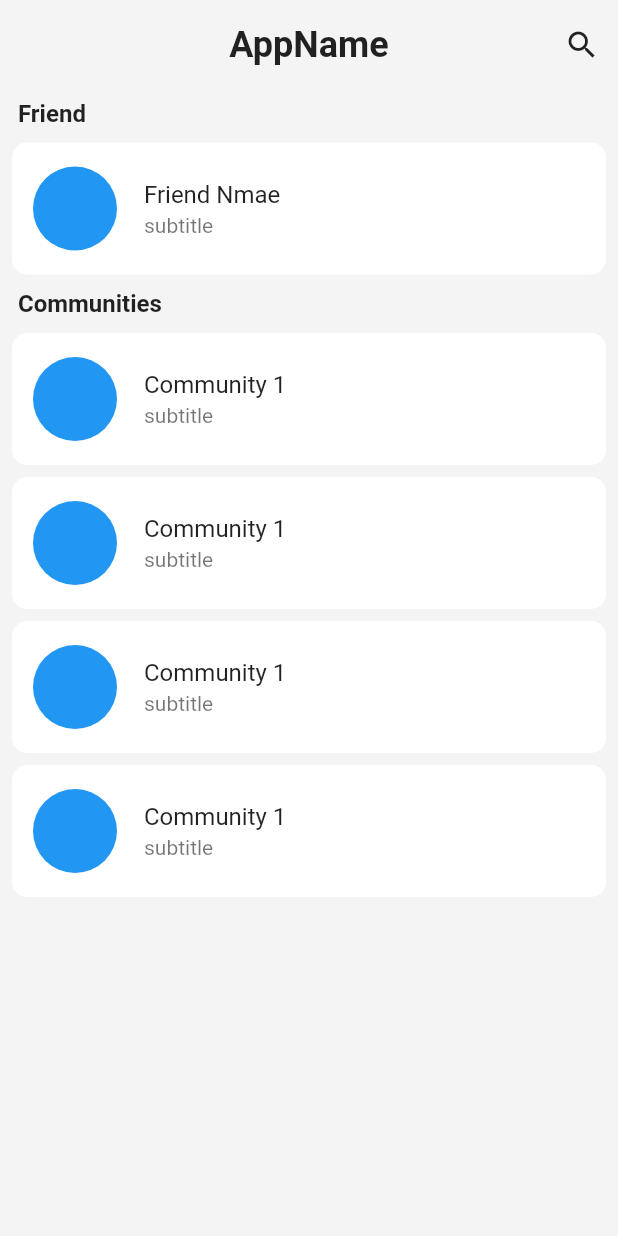
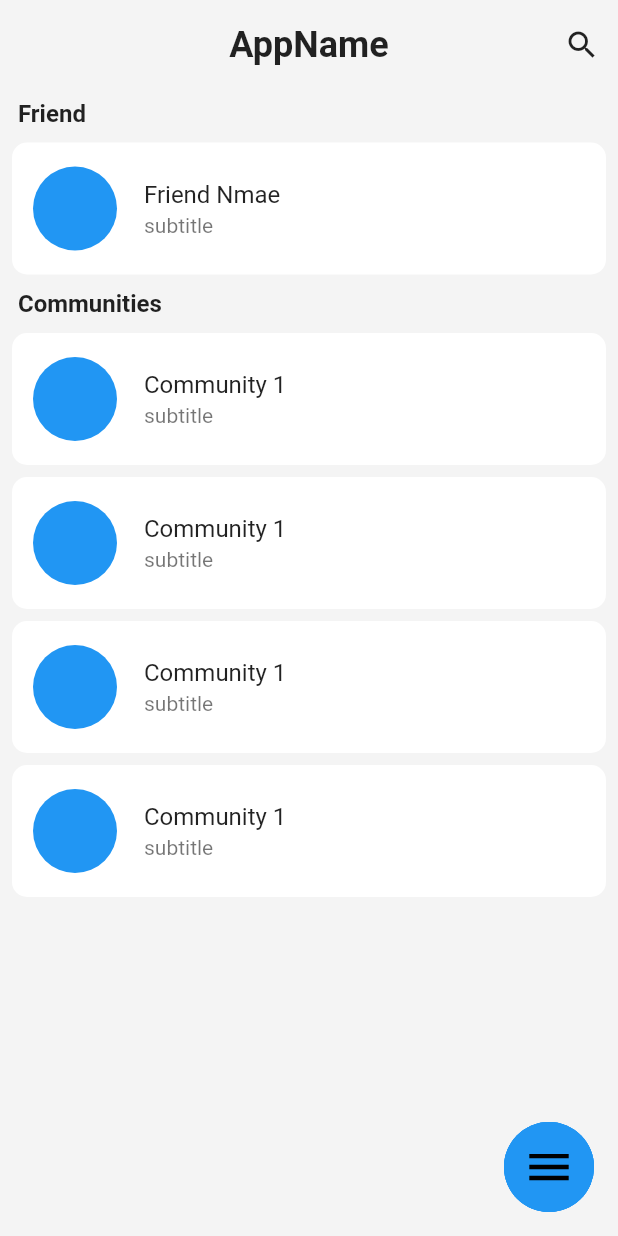
Before and after one commit to MohdShibin/Community-Building-App, a Flutter app: the screen it shows after launch, on a phone screen of 412 x 824 dp. Run offline on Flutter 3.47's test engine with Material 2 defaults, Android fonts, the phone set to English and light mode, and no system bars.

Commit message:
Created a circular menu button

```diff
--- /dev/null
+++ b/lib/components/circular_menu_button.dart
@@ -0,0 +1,140 @@
+import 'package:flutter/material.dart';
+import 'dart:math';
+
+const double buttonSize = 60.0;
+
+class CircularMenuButton extends StatefulWidget {
+  const CircularMenuButton({Key? key}) : super(key: key);
+
+  @override
+  State<CircularMenuButton> createState() => _CircularMenuButtonState();
+}
+
+class _CircularMenuButtonState extends State<CircularMenuButton>
+    with SingleTickerProviderStateMixin {
+  late AnimationController controller;
+
+  @override
+  void initState() {
+    super.initState();
+    controller = AnimationController(
+      duration: const Duration(milliseconds: 200),
+      vsync: this,
+    );
+  }
+
+  @override
+  void dispose() {
+    controller.dispose();
+    super.dispose();
+  }
+
+  @override
+  Widget build(BuildContext context) => Flow(
+        delegate: FlowMenuDelegate(controller: controller),
+        children: [
+          buildButton(Icons.person_add),
+          buildButton(Icons.settings),
+          buildButton(Icons.person),
+          buildAnimatedButton(AnimatedIcons.menu_close),
+        ]//.map<Widget>(buildButton).toList(),
+      );
+
+/*
+  Widget buildButton(IconData icon) =>
+      InkWell(
+        onTap: () {
+          if(controller.status == AnimationStatus.completed) {
+            controller.reverse();
+          } else {
+            controller.forward();
+          }
+        },
+        child: Container(
+          width: buttonSize,
+          height: buttonSize,
+          color: Colors.deepPurple,
+          child: Icon(
+            icon,
+            color: Colors.black,
+            size: 35,
+          ),
+        ),
+      );
+}
+*/
+  Widget buildButton(IconData icon) => SizedBox(
+        width: buttonSize,
+        height: buttonSize,
+        child: FloatingActionButton(
+          elevation: 0,
+          child: Icon(
+            icon,
+            color: Colors.black,
+            size: 35,
+          ),
+          isExtended: true,
+          onPressed: () {
+          },
+        ),
+      );
+
+  Widget buildAnimatedButton(AnimatedIconData icon) => SizedBox(
+        width: buttonSize,
+        height: buttonSize,
+        child: FloatingActionButton(
+          elevation: 0,
+          child: AnimatedIcon(
+            icon: icon,
+            progress: controller,
+            color: Colors.black,
+            size: 35,
+           ),
+          isExtended: true,
+          onPressed: () {
+            if (controller.status == AnimationStatus.completed) {
+              controller.reverse();
+            } else {
+              controller.forward();
+            }
+          },
+        ),
+      );
+}
+
+class FlowMenuDelegate extends FlowDelegate {
+  final Animation<double> controller;
+
+  const FlowMenuDelegate({required this.controller})
+      : super(repaint: controller);
+
+  @override
+  void paintChildren(FlowPaintingContext context) {
+    final size = context.size;
+    final xStart = size.width - buttonSize;
+    final yStart = size.height - buttonSize;
+
+    final n = context.childCount;
+    for (int i = 0; i < n; i++) {
+      final isLastItem = i == context.childCount - 1;
+      final setValue = (value) => isLastItem ? 0.0 : value;
+
+      final radius = 140 * controller.value;
+
+      final theta = i * pi * 0.5 / (n - 2);
+      final x = xStart - setValue(radius * cos(theta));
+      final y = yStart - setValue(radius * sin(theta));
+
+      context.paintChild(
+        i,
+        transform: Matrix4.identity()..translate(x, y, 0)
+        ..translate(buttonSize/2,buttonSize/2)
+        //..rotateZ((isLastItem ? 180 * (1-controller.value) *pi : 0.0 )/180)
+        ..translate(-buttonSize/2,-buttonSize/2),
+      );
+    }
+  }
+
+  @override
+  bool shouldRepaint(FlowMenuDelegate oldDelegate) => false;
+}
--- a/lib/home_page.dart
+++ b/lib/home_page.dart
@@ -1,3 +1,4 @@
+import '../components/circular_menu_button.dart';
 import '../components/chat_list_item.dart';
 import 'package:flutter/material.dart';
 
@@ -7,6 +8,7 @@ class HomePage extends StatelessWidget {
   @override
   Widget build(BuildContext context) {
     return Scaffold(
+      floatingActionButton: const CircularMenuButton(),
       backgroundColor: Color(0xffF4F4F4),
       //backgroundColor: Colors.black,
       // appBar: AppBar(
```
